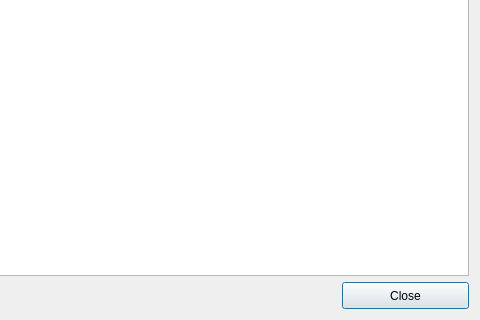
Old version of the form ChartTest/htcdatadialog.ui in the repository mikeinsantarosa/ChartTest; both pictures show x 319 to 799 and y 341 to 661 of the 799 by 661 pixel window.
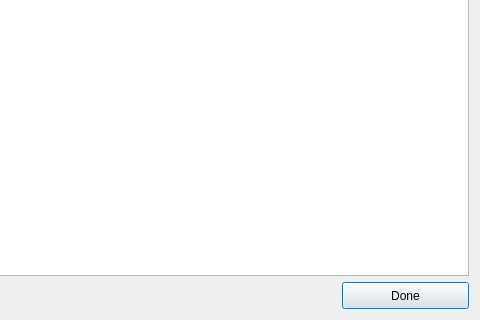
New version of the form.

What changed in the file:
```diff
--- a/ChartTest/htcdatadialog.ui
+++ b/ChartTest/htcdatadialog.ui
@@ -47,7 +47,7 @@
         </size>
        </property>
        <property name="text">
-        <string>Close</string>
+        <string>Done</string>
        </property>
       </widget>
      </item>
```
